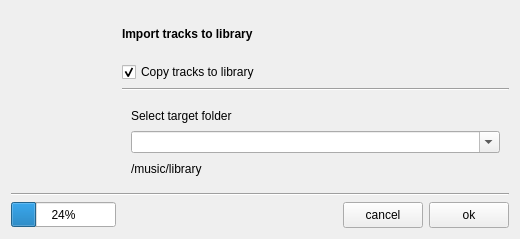
Old version of the form trunk/GUI/library/ImportFolderDialog/GUI_ImportFolder.ui in the repository shahid334/sayonara-player.
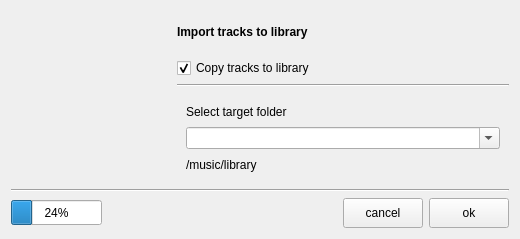
New version of the form.

Commit message: async import folder

```diff
--- a/trunk/GUI/library/ImportFolderDialog/GUI_ImportFolder.ui
+++ b/trunk/GUI/library/ImportFolderDialog/GUI_ImportFolder.ui
@@ -123,44 +123,6 @@
      </item>
     </layout>
    </item>
-   <item row="7" column="0">
-    <widget class="QProgressBar" name="pb_progress">
-     <property name="sizePolicy">
-      <sizepolicy hsizetype="Minimum" vsizetype="Fixed">
-       <horstretch>0</horstretch>
-       <verstretch>0</verstretch>
-      </sizepolicy>
-     </property>
-     <property name="minimumSize">
-      <size>
-       <width>105</width>
-       <height>0</height>
-      </size>
-     </property>
-     <property name="maximumSize">
-      <size>
-       <width>16777215</width>
-       <height>25</height>
-      </size>
-     </property>
-     <property name="value">
-      <number>24</number>
-     </property>
-    </widget>
-   </item>
-   <item row="7" column="1">
-    <spacer name="horizontalSpacer">
-     <property name="orientation">
-      <enum>Qt::Horizontal</enum>
-     </property>
-     <property name="sizeHint" stdset="0">
-      <size>
-       <width>204</width>
-       <height>26</height>
-      </size>
-     </property>
-    </spacer>
-   </item>
    <item row="0" column="1" colspan="2">
     <widget class="QLabel" name="label">
      <property name="font">
@@ -234,6 +196,61 @@
      </layout>
     </widget>
    </item>
+   <item row="7" column="0">
+    <layout class="QHBoxLayout" name="horizontalLayout_2">
+     <item>
+      <widget class="QProgressBar" name="pb_progress">
+       <property name="sizePolicy">
+        <sizepolicy hsizetype="MinimumExpanding" vsizetype="Fixed">
+         <horstretch>0</horstretch>
+         <verstretch>0</verstretch>
+        </sizepolicy>
+       </property>
+       <property name="minimumSize">
+        <size>
+         <width>0</width>
+         <height>0</height>
+        </size>
+       </property>
+       <property name="maximumSize">
+        <size>
+         <width>16777215</width>
+         <height>25</height>
+        </size>
+       </property>
+       <property name="value">
+        <number>24</number>
+       </property>
+      </widget>
+     </item>
+     <item>
+      <widget class="QLabel" name="lab_status">
+       <property name="sizePolicy">
+        <sizepolicy hsizetype="MinimumExpanding" vsizetype="Preferred">
+         <horstretch>0</horstretch>
+         <verstretch>0</verstretch>
+        </sizepolicy>
+       </property>
+       <property name="text">
+        <string/>
+       </property>
+      </widget>
+     </item>
+    </layout>
+   </item>
+   <item row="7" column="1">
+    <spacer name="horizontalSpacer">
+     <property name="orientation">
+      <enum>Qt::Horizontal</enum>
+     </property>
+     <property name="sizeHint" stdset="0">
+      <size>
+       <width>40</width>
+       <height>20</height>
+      </size>
+     </property>
+    </spacer>
+   </item>
   </layout>
  </widget>
  <resources/>
```
Left out of the diff: 16 changed lines with no effect on the pictures. The commit also changes 13 other files.
